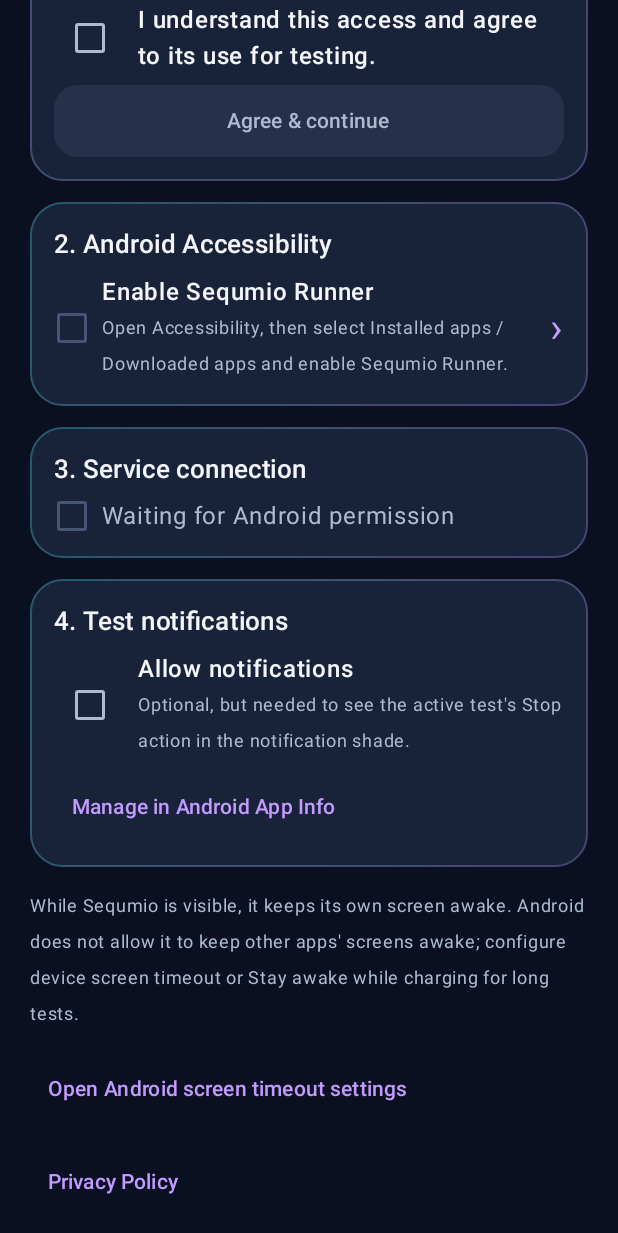
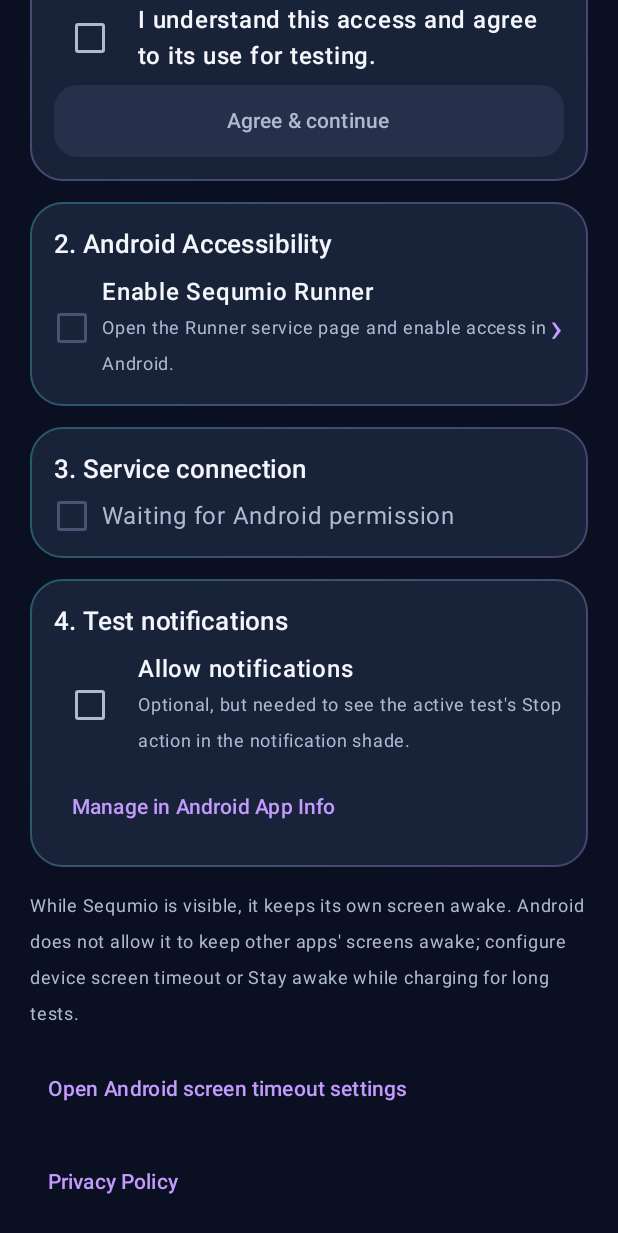
Before and after one commit to GIVLSE/AppCycleTester, an Android app built with Jetpack Compose: the composable SequmioAccessSetup shown on its own in the app's theme, scrolled down 576 dp, on a phone screen of 412 x 824 dp. Shown: the top 1233 px of the screen. Run offline under Robolectric (Android 15) with nearby library versions, the phone set to English and light mode, and no system bars; pictures from the network do not load; 2 statements that could not run were skipped.

Commit message:
fix(v1.2.4): right-align join confirmations and offer accessibility deep link

```diff
--- a/app/build.gradle.kts
+++ b/app/build.gradle.kts
@@ -23,8 +23,8 @@ android {
         applicationId = "com.sequmio.givlse"
         minSdk = 26
         targetSdk = 36
-        versionCode = 24
-        versionName = "1.2.3"
+        versionCode = 25
+        versionName = "1.2.4"
         testInstrumentationRunner = "androidx.test.runner.AndroidJUnitRunner"
         buildConfigField("String", "GOOGLE_WEB_CLIENT_ID", androidString(cloudWebClientId))
         buildConfigField("String", "FIREBASE_API_KEY", androidString(cloudApiKey))
--- a/app/src/main/java/com/sequmio/givlse/SequmioAccessSetup.kt
+++ b/app/src/main/java/com/sequmio/givlse/SequmioAccessSetup.kt
@@ -43,6 +43,7 @@ internal fun SequmioAccessSetup(
     onConsent: () -> Unit,
     onAppInfo: () -> Unit,
     onAccessibility: () -> Unit,
+    onAccessibilityList: () -> Unit,
     onNotifications: () -> Unit,
     onDisplaySettings: () -> Unit,
     onPrivacy: () -> Unit,
@@ -50,6 +51,11 @@ internal fun SequmioAccessSetup(
     onStart: () -> Unit
 ) {
     var consentChecked by remember { mutableStateOf(false) }
+    val manualPath = when (Build.MANUFACTURER.lowercase(java.util.Locale.ROOT)) {
+        "samsung" -> "Accessibility → Installed apps → Sequmio Runner"
+        "xiaomi", "redmi", "poco" -> "Accessibility → Downloaded apps → Sequmio Runner"
+        else -> "Accessibility → Downloaded / Installed apps → Sequmio Runner"
+    }
     val checkColors = CheckboxDefaults.colors(
         checkedColor = SeqColors.PrimaryAction,
         uncheckedColor = SeqColors.Muted,
@@ -141,16 +147,17 @@ internal fun SequmioAccessSetup(
                         )
                         Text(
                             if (systemEnabled) "Confirmed by Android. Tap to review the setting."
-                            else "Open Accessibility, then select Installed apps / Downloaded apps and enable Sequmio Runner.",
+                            else "Open the Runner service page and enable access in Android.",
                             color = SeqColors.Muted, fontSize = 12.sp
                         )
                     }
                     Text("›", color = SeqColors.Primary, fontSize = 28.sp)
                 }
-                if (!systemEnabled && consent) {
-                    SeqTextButton(onClick = onAccessibility) { Text("Open Accessibility settings") }
-                    Text("Samsung: Settings → Accessibility → Installed apps → Sequmio Runner. " +
-                        "The exact menu name can vary by Android version.",
+                if (consent) {
+                    SeqTextButton(onClick = onAccessibility) { Text("Open Runner service settings") }
+                    SeqTextButton(onClick = onAccessibilityList) { Text("Open Accessibility menu") }
+                    Text("If the direct link does not show Runner: " + manualPath + ". " +
+                        "Menu names may vary by Android version.",
                         color = SeqColors.Muted, fontSize = 12.sp)
                 }
                 if (!systemEnabled && consent && Build.VERSION.SDK_INT >= 33) {
--- a/app/src/main/java/com/sequmio/givlse/SequmioApp.kt
+++ b/app/src/main/java/com/sequmio/givlse/SequmioApp.kt
@@ -62,6 +62,7 @@ internal fun SequmioApp(
     resultOpenVersion: Int,
     requestNotificationPermission: () -> Unit,
     openAccessibility: () -> Unit,
+    openAccessibilityList: () -> Unit,
     openDisplaySettings: () -> Unit,
     openAppDetails: () -> Unit
 ) {
@@ -372,6 +373,7 @@ internal fun SequmioApp(
                     onBack = { page = setupReturnPage },
                     onAppInfo = openAppDetails,
                     onAccessibility = openAccessibility,
+                    onAccessibilityList = openAccessibilityList,
                     onNotifications = requestNotificationPermission,
                     onDisplaySettings = openDisplaySettings,
                     onPrivacy = openPrivacy,
```
Also changed, not shown: app/src/main/java/com/sequmio/givlse/MainActivity.kt (+29 -9 lines), app/src/main/java/com/sequmio/givlse/SequmioCatalogScreens.kt (+26 -14 lines), 1 other file.
